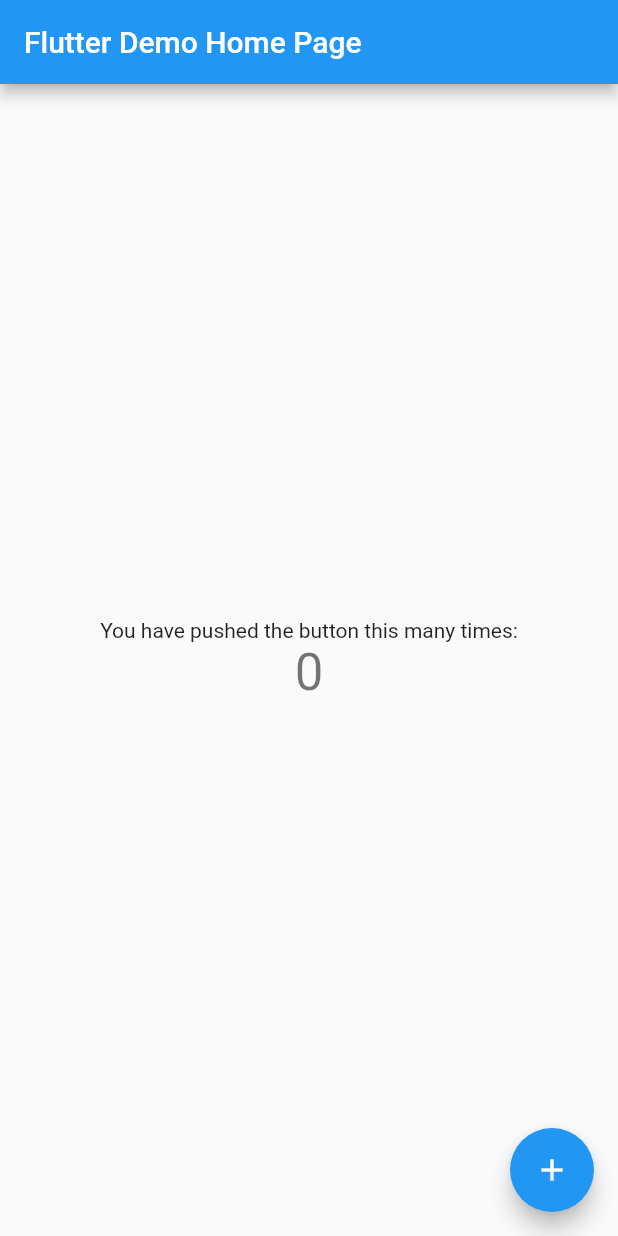
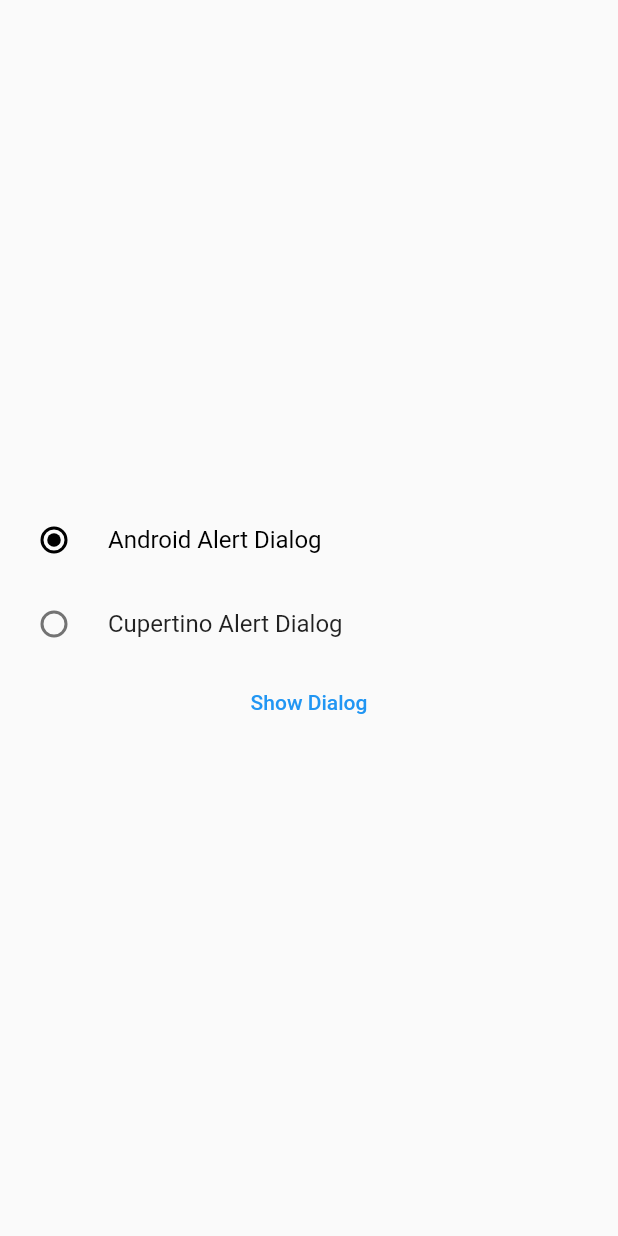
Before and after one commit to devilWithin/factory_design_pattern, a Flutter app: the screen it shows after launch, on a phone screen of 412 x 824 dp. Run offline on Flutter 3.47's test engine with Material 2 defaults, Android fonts, the phone set to English and light mode, and no system bars.

Commit message:
Added the logic and implementation of factory method design pattern in simple flutter app

```diff
--- a/lib/main.dart
+++ b/lib/main.dart
@@ -1,3 +1,4 @@
+import 'package:factory_design_pattern/views/example_page.dart';
 import 'package:flutter/material.dart';
 
 void main() {
@@ -7,109 +8,14 @@ void main() {
 class MyApp extends StatelessWidget {
   const MyApp({super.key});
 
-  // This widget is the root of your application.
   @override
   Widget build(BuildContext context) {
     return MaterialApp(
-      title: 'Flutter Demo',
+      title: 'Factory Method Design Pattern',
       theme: ThemeData(
-        // This is the theme of your application.
-        //
-        // Try running your application with "flutter run". You'll see the
-        // application has a blue toolbar. Then, without quitting the app, try
-        // changing the primarySwatch below to Colors.green and then invoke
-        // "hot reload" (press "r" in the console where you ran "flutter run",
-        // or simply save your changes to "hot reload" in a Flutter IDE).
-        // Notice that the counter didn't reset back to zero; the application
-        // is not restarted.
         primarySwatch: Colors.blue,
       ),
-      home: const MyHomePage(title: 'Flutter Demo Home Page'),
+      home: const ExamplePage(),
     );
   }
 }
-
-class MyHomePage extends StatefulWidget {
-  const MyHomePage({super.key, required this.title});
-
-  // This widget is the home page of your application. It is stateful, meaning
-  // that it has a State object (defined below) that contains fields that affect
-  // how it looks.
-
-  // This class is the configuration for the state. It holds the values (in this
-  // case the title) provided by the parent (in this case the App widget) and
-  // used by the build method of the State. Fields in a Widget subclass are
-  // always marked "final".
-
-  final String title;
-
-  @override
-  State<MyHomePage> createState() => _MyHomePageState();
-}
-
-class _MyHomePageState extends State<MyHomePage> {
-  int _counter = 0;
-
-  void _incrementCounter() {
-    setState(() {
-      // This call to setState tells the Flutter framework that something has
-      // changed in this State, which causes it to rerun the build method below
-      // so that the display can reflect the updated values. If we changed
-      // _counter without calling setState(), then the build method would not be
-      // called again, and so nothing would appear to happen.
-      _counter++;
-    });
-  }
-
-  @override
-  Widget build(BuildContext context) {
-    // This method is rerun every time setState is called, for instance as done
-    // by the _incrementCounter method above.
-    //
-    // The Flutter framework has been optimized to make rerunning build methods
-    // fast, so that you can just rebuild anything that needs updating rather
-    // than having to individually change instances of widgets.
-    return Scaffold(
-      appBar: AppBar(
-        // Here we take the value from the MyHomePage object that was created by
-        // the App.build method, and use it to set our appbar title.
-        title: Text(widget.title),
-      ),
-      body: Center(
-        // Center is a layout widget. It takes a single child and positions it
-        // in the middle of the parent.
-        child: Column(
-          // Column is also a layout widget. It takes a list of children and
-          // arranges them vertically. By default, it sizes itself to fit its
-          // children horizontally, and tries to be as tall as its parent.
-          //
-          // Invoke "debug painting" (press "p" in the console, choose the
-          // "Toggle Debug Paint" action from the Flutter Inspector in Android
-          // Studio, or the "Toggle Debug Paint" command in Visual Studio Code)
-          // to see the wireframe for each widget.
-          //
-          // Column has various properties to control how it sizes itself and
-          // how it positions its children. Here we use mainAxisAlignment to
-          // center the children vertically; the main axis here is the vertical
-          // axis because Columns are vertical (the cross axis would be
-          // horizontal).
-          mainAxisAlignment: MainAxisAlignment.center,
-          children: <Widget>[
-            const Text(
-              'You have pushed the button this many times:',
-            ),
-            Text(
-              '$_counter',
-              style: Theme.of(context).textTheme.headline4,
-            ),
-          ],
-        ),
-      ),
-      floatingActionButton: FloatingActionButton(
-        onPressed: _incrementCounter,
-        tooltip: 'Increment',
-        child: const Icon(Icons.add),
-      ), // This trailing comma makes auto-formatting nicer for build methods.
-    );
-  }
-}
--- /dev/null
+++ b/lib/models/android_alet_dialog.dart
@@ -0,0 +1,28 @@
+import 'package:factory_design_pattern/models/custom_dialog.dart';
+import 'package:flutter/material.dart';
+
+class AndroidAlertDialog extends CustomDialog {
+
+  @override
+  Widget create(BuildContext context) {
+    return AlertDialog(
+      title: Text(
+          getTitle(),
+      ),
+      content: const Text('This is the material-style alert dialog!'),
+      actions: <Widget>[
+        TextButton(
+          onPressed: () {
+            Navigator.of(context).pop();
+          },
+          child: const Text('Close'),
+        ),
+      ],
+    );
+  }
+
+  @override
+  String getTitle() {
+    return "Android Alert Dialog";
+  }
+}
--- /dev/null
+++ b/lib/models/custom_dialog.dart
@@ -0,0 +1,18 @@
+import 'package:flutter/material.dart';
+
+abstract class CustomDialog {
+  String getTitle();
+  Widget create(BuildContext context);
+
+  Future<void> show(BuildContext context) async {
+    final dialog = create(context);
+
+    return showDialog<void>(
+      context: context,
+      barrierDismissible: false,
+      builder: (_) {
+        return dialog;
+      },
+    );
+  }
+}
--- /dev/null
+++ b/lib/models/ios_alert_dialog.dart
@@ -0,0 +1,28 @@
+import 'package:factory_design_pattern/models/custom_dialog.dart';
+import 'package:flutter/cupertino.dart';
+import 'package:flutter/material.dart';
+
+class IosAlertDialog extends CustomDialog {
+  @override
+  Widget create(BuildContext context) {
+    return CupertinoAlertDialog(
+      title: Text(
+        getTitle(),
+      ),
+      content: const Text('This is the cupertino-style alert dialog!'),
+      actions: <Widget>[
+        TextButton(
+          onPressed: () {
+            Navigator.of(context).pop();
+          },
+          child: const Text('Close'),
+        ),
+      ],
+    );
+  }
+
+  @override
+  String getTitle() {
+    return "Cupertino Alert Dialog";
+  }
+}
--- /dev/null
+++ b/lib/views/example_page.dart
@@ -0,0 +1,53 @@
+import 'package:factory_design_pattern/widgets/dialog_selection.dart';
+import 'package:flutter/material.dart';
+
+import '../models/android_alet_dialog.dart';
+import '../models/custom_dialog.dart';
+import '../models/ios_alert_dialog.dart';
+
+class ExamplePage extends StatefulWidget {
+  const ExamplePage({Key? key}) : super(key: key);
+
+  @override
+  State<ExamplePage> createState() => _ExamplePageState();
+}
+
+class _ExamplePageState extends State<ExamplePage> {
+  final List<CustomDialog> customDialogs = [
+    AndroidAlertDialog(),
+    IosAlertDialog(),
+  ];
+
+  int _selectedIndex = 0;
+
+  Future<void> _showCustomDialog() async {
+    var selectedDialog = customDialogs[_selectedIndex];
+    await selectedDialog.show(context);
+  }
+
+  void _setSelectedIndex(int index) {
+    _selectedIndex = index;
+    setState(() {});
+  }
+
+  @override
+  Widget build(BuildContext context) {
+    return Scaffold(
+      body: Center(
+        child: Column(
+          mainAxisAlignment: MainAxisAlignment.center,
+          children: [
+            DialogSelection(
+              customDialogList: customDialogs,
+              selectedIndex: _selectedIndex,
+              onChanged: (value) => _setSelectedIndex(value!),
+            ),
+            TextButton(onPressed: () async {
+              await _showCustomDialog();
+            }, child: const Text('Show Dialog'))
+          ],
+        ),
+      ),
+    );
+  }
+}
--- /dev/null
+++ b/lib/widgets/dialog_selection.dart
@@ -0,0 +1,32 @@
+import 'package:flutter/material.dart';
+
+import '../models/custom_dialog.dart';
+
+class DialogSelection extends StatelessWidget {
+  final List<CustomDialog> customDialogList;
+  final int selectedIndex;
+  final ValueSetter<int?> onChanged;
+
+  const DialogSelection({super.key,
+    required this.customDialogList,
+    required this.selectedIndex,
+    required this.onChanged,
+  });
+
+  @override
+  Widget build(BuildContext context) {
+    return Column(
+      children: <Widget>[
+        for (var i = 0; i < customDialogList.length; i++)
+          RadioListTile(
+            title: Text(customDialogList[i].getTitle()),
+            value: i,
+            groupValue: selectedIndex,
+            selected: i == selectedIndex,
+            activeColor: Colors.black,
+            onChanged: onChanged,
+          ),
+      ],
+    );
+  }
+}
```
